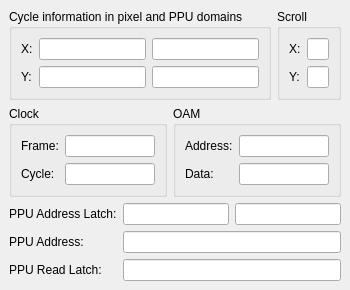
Before: the Qt Designer form debugger/ppuinformationdockwidget.ui in christopherpow/nesicide, drawn with Qt 5.
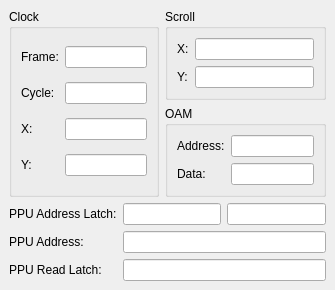
After: the same form once the commit is applied.

The edit to the form file:
```diff
--- a/debugger/ppuinformationdockwidget.ui
+++ b/debugger/ppuinformationdockwidget.ui
@@ -7,7 +7,7 @@
     <x>0</x>
     <y>0</y>
     <width>335</width>
-    <height>286</height>
+    <height>284</height>
    </rect>
   </property>
   <property name="windowTitle">
@@ -21,37 +21,37 @@
     <property name="spacing">
      <number>6</number>
     </property>
-    <item row="4" column="0">
+    <item row="3" column="0">
      <widget class="QLabel" name="label_7">
       <property name="text">
        <string>PPU Address Latch:</string>
       </property>
      </widget>
     </item>
-    <item row="4" column="1">
+    <item row="3" column="1">
      <widget class="QLineEdit" name="ppuAddrLatch"/>
     </item>
-    <item row="4" column="2">
+    <item row="3" column="2">
      <widget class="QLineEdit" name="ppuFlipFlop"/>
     </item>
-    <item row="5" column="0">
+    <item row="4" column="0">
      <widget class="QLabel" name="label_5">
       <property name="text">
        <string>PPU Address:</string>
       </property>
      </widget>
     </item>
-    <item row="5" column="1" colspan="2">
+    <item row="4" column="1" colspan="2">
      <widget class="QLineEdit" name="ppuAddr"/>
     </item>
-    <item row="6" column="0">
+    <item row="5" column="0">
      <widget class="QLabel" name="label_6">
       <property name="text">
        <string>PPU Read Latch: </string>
       </property>
      </widget>
     </item>
-    <item row="6" column="1" colspan="2">
+    <item row="5" column="1" colspan="2">
      <widget class="QLineEdit" name="ppuLatch">
       <property name="sizePolicy">
        <sizepolicy hsizetype="Preferred" vsizetype="Fixed">
@@ -61,9 +61,9 @@
       </property>
      </widget>
     </item>
-    <item row="2" column="0" colspan="3">
-     <layout class="QHBoxLayout" name="horizontalLayout">
-      <item>
+    <item row="1" column="0" colspan="3">
+     <layout class="QGridLayout" name="gridLayout_5">
+      <item row="0" column="1" rowspan="2">
        <widget class="QGroupBox" name="groupBox_2">
         <property name="title">
          <string>Clock</string>
@@ -97,10 +97,30 @@
            </property>
           </widget>
          </item>
+         <item row="2" column="1">
+          <widget class="QLineEdit" name="ppuX"/>
+         </item>
+         <item row="2" column="0">
+          <widget class="QLabel" name="label">
+           <property name="text">
+            <string>X:</string>
+           </property>
+          </widget>
+         </item>
+         <item row="3" column="0">
+          <widget class="QLabel" name="label_2">
+           <property name="text">
+            <string>Y:</string>
+           </property>
+          </widget>
+         </item>
+         <item row="3" column="1">
+          <widget class="QLineEdit" name="ppuY"/>
+         </item>
         </layout>
        </widget>
       </item>
-      <item>
+      <item row="1" column="2">
        <widget class="QGroupBox" name="groupBox_3">
         <property name="title">
          <string>OAM</string>
@@ -129,54 +149,7 @@
         </layout>
        </widget>
       </item>
-     </layout>
-    </item>
-    <item row="0" column="0" colspan="3">
-     <layout class="QHBoxLayout" name="horizontalLayout_2">
-      <item>
-       <widget class="QGroupBox" name="groupBox">
-        <property name="title">
-         <string>Cycle information in pixel and PPU domains</string>
-        </property>
-        <layout class="QGridLayout" name="gridLayout_2">
-         <item row="0" column="0">
-          <widget class="QLabel" name="label">
-           <property name="text">
-            <string>X:</string>
-           </property>
-          </widget>
-         </item>
-         <item row="0" column="1">
-          <widget class="QLineEdit" name="pixelX">
-           <property name="readOnly">
-            <bool>true</bool>
-           </property>
-          </widget>
-         </item>
-         <item row="1" column="0">
-          <widget class="QLabel" name="label_2">
-           <property name="text">
-            <string>Y:</string>
-           </property>
-          </widget>
-         </item>
-         <item row="1" column="1">
-          <widget class="QLineEdit" name="pixelY">
-           <property name="readOnly">
-            <bool>true</bool>
-           </property>
-          </widget>
-         </item>
-         <item row="0" column="2">
-          <widget class="QLineEdit" name="ppuX"/>
-         </item>
-         <item row="1" column="2">
-          <widget class="QLineEdit" name="ppuY"/>
-         </item>
-        </layout>
-       </widget>
-      </item>
-      <item>
+      <item row="0" column="2">
        <widget class="QGroupBox" name="groupBox_4">
         <property name="title">
          <string>Scroll</string>
```
